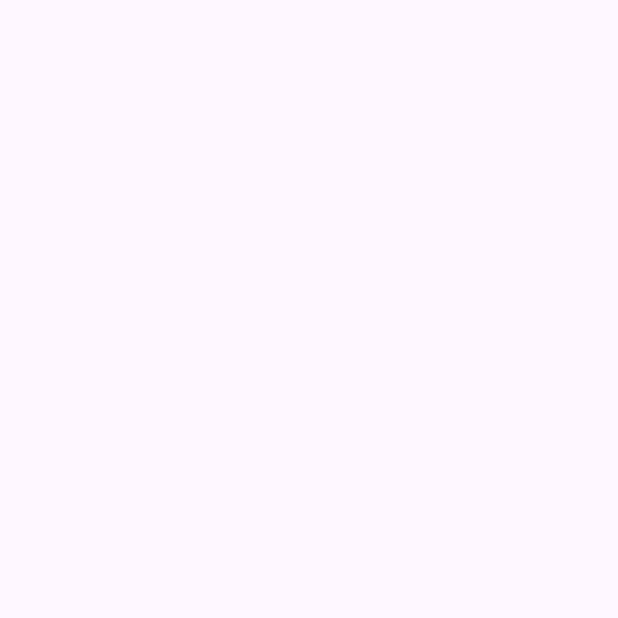
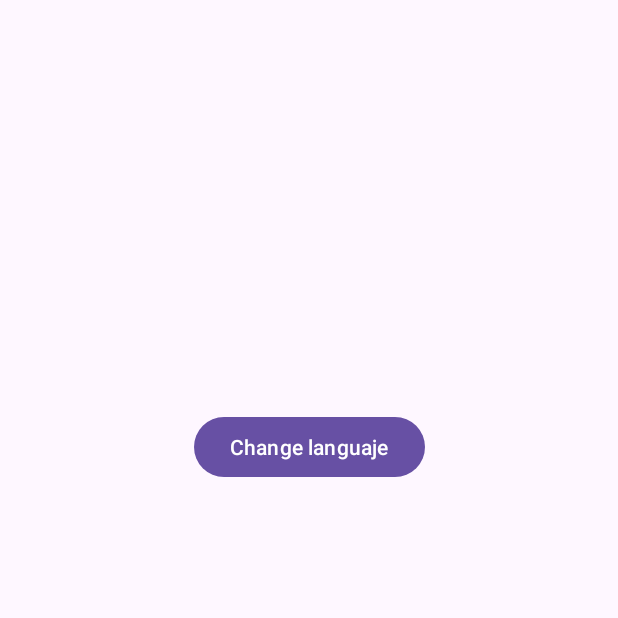
Before and after one commit to LuisRamirezdeVerger/proyectoFinalTriviant, an Android app: the Otherclass screen opened directly, with no data from a screen before it, on a phone screen of 412 x 824 dp, the top half of it. Before the commit the part shown is empty. Run offline under Robolectric (Android 15) with nearby library versions, the phone set to English and light mode, and no system bars.

Commit message:
Cambiar idioma

```diff
--- a/app/src/main/java/com/example/triviant/Otherclass.java
+++ b/app/src/main/java/com/example/triviant/Otherclass.java
@@ -1,6 +1,8 @@
 package com.example.triviant;
 
+import android.content.res.Configuration;
 import android.os.Bundle;
+import android.widget.Button;
 
 import androidx.activity.EdgeToEdge;
 import androidx.appcompat.app.AppCompatActivity;
@@ -8,17 +10,31 @@ import androidx.core.graphics.Insets;
 import androidx.core.view.ViewCompat;
 import androidx.core.view.WindowInsetsCompat;
 
+import java.util.Locale;
+
 public class Otherclass extends AppCompatActivity {
+
+    private Button changeLanguageButton;
 
     @Override
     protected void onCreate(Bundle savedInstanceState) {
         super.onCreate(savedInstanceState);
-        EdgeToEdge.enable(this);
         setContentView(R.layout.activity_otherclass);
-        ViewCompat.setOnApplyWindowInsetsListener(findViewById(R.id.main), (v, insets) -> {
-            Insets systemBars = insets.getInsets(WindowInsetsCompat.Type.systemBars());
-            v.setPadding(systemBars.left, systemBars.top, systemBars.right, systemBars.bottom);
-            return insets;
+
+        changeLanguageButton = findViewById(R.id.change_language_button);
+
+        changeLanguageButton.setOnClickListener(v -> {
+            Locale current = getResources().getConfiguration().locale;
+            Locale newLocale = current.equals(new Locale("es")) ? new Locale("en") : new Locale("es");
+            changeLanguage(newLocale);
         });
     }
+
+    private void changeLanguage(Locale newLocale) {
+        Locale.setDefault(newLocale);
+        Configuration config = new Configuration();
+        config.locale = newLocale;
+        getResources().updateConfiguration(config, getResources().getDisplayMetrics());
+        recreate();
+    }
 }
--- a/app/src/main/res/layout/activity_otherclass.xml
+++ b/app/src/main/res/layout/activity_otherclass.xml
@@ -7,4 +7,19 @@
     android:layout_height="match_parent"
     tools:context=".Otherclass">
 
+    <Button
+        android:id="@+id/change_language_button"
+        android:layout_width="wrap_content"
+        android:layout_height="wrap_content"
+        android:layout_centerInParent="true"
+        android:layout_marginStart="128dp"
+        android:layout_marginTop="227dp"
+        android:layout_marginEnd="128dp"
+        android:layout_marginBottom="456dp"
+        android:text="@string/change_language_button"
+        app:layout_constraintBottom_toBottomOf="parent"
+        app:layout_constraintEnd_toEndOf="parent"
+        app:layout_constraintStart_toStartOf="parent"
+        app:layout_constraintTop_toTopOf="parent" />
+
 </androidx.constraintlayout.widget.ConstraintLayout>
--- a/app/src/main/res/values/strings.xml
+++ b/app/src/main/res/values/strings.xml
@@ -1,4 +1,5 @@
 <resources>
     <string name="app_name">Triviant</string>
-    <string name="card">Tirar</string>
+    <string name="card">Pick card</string>
+    <string name="change_language_button">Change languaje</string>
 </resources>
```
Also changed, not shown: app/src/main/java/com/example/triviant/MainActivity.java (+10 -5 lines), 1 other file.
